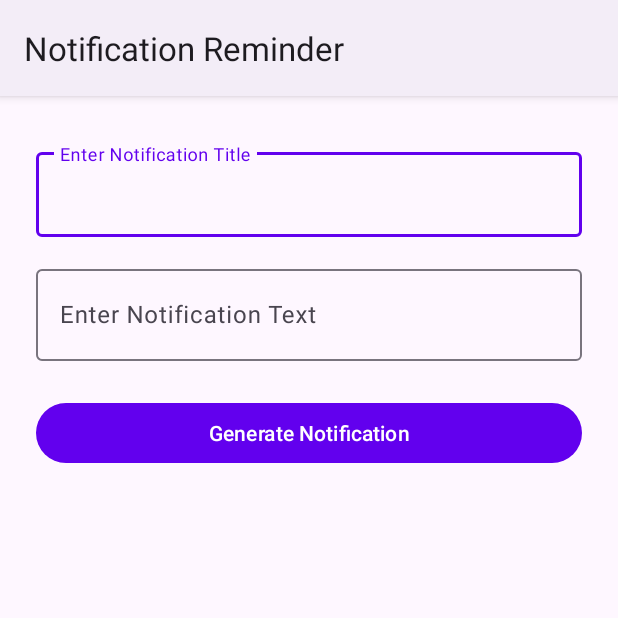
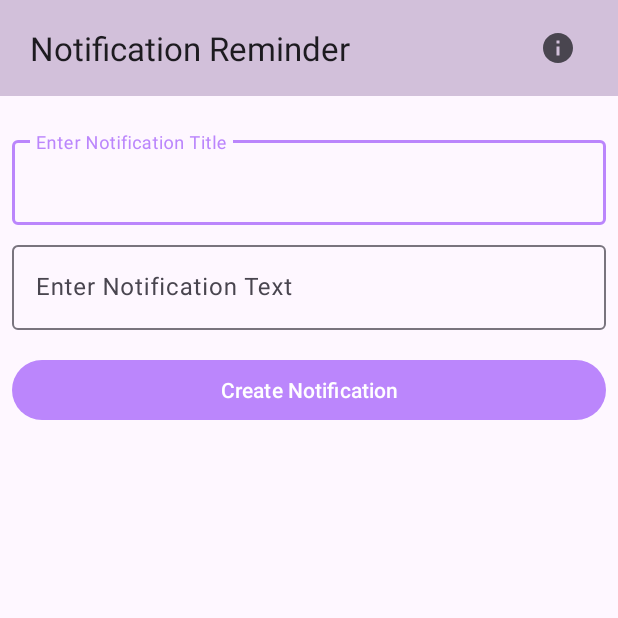
Before and after one commit to mr-woodapple/NotificationReminder, an Android app: the screen it shows after launch (MainActivity), on a phone screen of 412 x 824 dp, the top half of it. Run offline under Robolectric (Android 15) with nearby library versions, the phone set to English and light mode, and no system bars.

Commit message:
Updated to a custom app bar

```diff
--- a/app/src/main/java/com/example/notificationreminder/DisplayMessageActivity.java
+++ b/app/src/main/java/com/example/notificationreminder/DisplayMessageActivity.java
@@ -22,11 +22,11 @@ public class DisplayMessageActivity extends AppCompatActivity {
 
         // Get the Intent that started this activity and extract the string
         Intent intent = getIntent();
-        String message = intent.getStringExtra(MainActivity.EXTRA_MESSAGE);
+        //String message = intent.getStringExtra(MainActivity.EXTRA_MESSAGE);
 
         // Capture the layout's TextView and set the string as its text
         TextView textView = findViewById(R.id.textView);
-        textView.setText(message);
+        //textView.setText(message);
 
 
 
--- a/app/src/main/java/com/example/notificationreminder/MainActivity.java
+++ b/app/src/main/java/com/example/notificationreminder/MainActivity.java
@@ -1,6 +1,7 @@
 package com.example.notificationreminder;
 
 import androidx.appcompat.app.AppCompatActivity;
+import androidx.appcompat.widget.Toolbar;
 import androidx.core.app.NotificationCompat;
 import androidx.core.app.NotificationManagerCompat;
 
@@ -8,20 +9,29 @@ import android.app.NotificationChannel;
 import android.app.NotificationManager;
 import android.os.Build;
 import android.os.Bundle;
+import android.view.Menu;
+import android.view.MenuItem;
 import android.view.View;
 import android.content.Intent;
 import android.widget.Button;
 import android.widget.EditText;
+
+import com.google.android.material.textfield.TextInputLayout;
 
 
 public class MainActivity extends AppCompatActivity {
 
     @Override
     protected void onCreate(Bundle savedInstanceState) {
+
         super.onCreate(savedInstanceState);
         setContentView(R.layout.activity_main);
 
-        // Create notification channel if Android version > Oreo
+        /** Register toolbar as top app bar */
+        Toolbar topAppBar = (Toolbar) findViewById(R.id.topAppBar);
+        setSupportActionBar(topAppBar);
+
+        /** Create notification channel if Android version > Oreo */
         if (Build.VERSION.SDK_INT >= Build.VERSION_CODES.O) {
             // Get misc information
             CharSequence name = getString(R.string.channel_name);
@@ -38,26 +48,26 @@ public class MainActivity extends AppCompatActivity {
 
     }
 
-    // Where we store the input from the user to display in the second activity
-    public static final String EXTRA_MESSAGE = "com.example.NotificationReminder.MESSAGE";
-
-    // remove this?
-    Button notificationBtn;
+    // Set up the menu in the top bar
+    @Override
+    public boolean onCreateOptionsMenu(Menu menu) {
+        getMenuInflater().inflate(R.menu.top_app_bar, menu);
+        return true;
+    }
 
 
     /** Called when the user taps the "Create Notification" button */
     public void triggerNotification(View view) {
 
         // Get user input from the text inputs, clear after user has input his text
-        EditText editNotificationTitle = findViewById(R.id.InputNotificationTitle);
-        EditText editNotificationText = findViewById(R.id.InputNotificationText);
+        EditText editNotificationTitle = findViewById(R.id.inputNotificationTitle);
+        EditText editNotificationText = findViewById(R.id.inputNotificationText);
 
         String notificationTitle = editNotificationTitle.getText().toString();
         String notificationText = editNotificationText.getText().toString();
 
         editNotificationTitle.getText().clear();
         editNotificationText.getText().clear();
-
 
         // This is where the notification get's created
         NotificationCompat.Builder builder = new NotificationCompat.Builder(MainActivity.this, "defaultNotificationChannel")
--- a/app/src/main/res/drawable/ic_android_blue_24dp.xml
+++ b/app/src/main/res/drawable/ic_android_blue_24dp.xml
@@ -1,4 +1,4 @@
-<vector android:height="24dp" android:tint="#0088CC"
+<vector android:height="24dp" android:tint="@color/black"
     android:viewportHeight="24" android:viewportWidth="24"
     android:width="24dp" xmlns:android="http://schemas.android.com/apk/res/android">
     <path android:fillColor="#FF000000" android:pathData="M17.6,11.48 L19.44,8.3a0.63,0.63 0,0 0,-1.09 -0.63l-1.88,3.24a11.43,11.43 0,0 0,-8.94 0L5.65,7.67a0.63,0.63 0,0 0,-1.09 0.63L6.4,11.48A10.81,10.81 0,0 0,1 20L23,20A10.81,10.81 0,0 0,17.6 11.48ZM7,17.25A1.25,1.25 0,1 1,8.25 16,1.25 1.25,0 0,1 7,17.25ZM17,17.25A1.25,1.25 0,1 1,18.25 16,1.25 1.25,0 0,1 17,17.25Z"/>
--- /dev/null
+++ b/app/src/main/res/drawable/ic_history_24.xml
@@ -0,0 +1,10 @@
+<vector xmlns:android="http://schemas.android.com/apk/res/android"
+    android:width="24dp"
+    android:height="24dp"
+    android:viewportWidth="24"
+    android:viewportHeight="24"
+    android:tint="?attr/colorControlNormal">
+  <path
+      android:fillColor="@android:color/white"
+      android:pathData="M13,3c-4.97,0 -9,4.03 -9,9L1,12l3.89,3.89 0.07,0.14L9,12L6,12c0,-3.87 3.13,-7 7,-7s7,3.13 7,7 -3.13,7 -7,7c-1.93,0 -3.68,-0.79 -4.94,-2.06l-1.42,1.42C8.27,19.99 10.51,21 13,21c4.97,0 9,-4.03 9,-9s-4.03,-9 -9,-9zM12,8v5l4.28,2.54 0.72,-1.21 -3.5,-2.08L13.5,8L12,8z"/>
+</vector>
--- /dev/null
+++ b/app/src/main/res/drawable/ic_info_24.xml
@@ -0,0 +1,10 @@
+<vector xmlns:android="http://schemas.android.com/apk/res/android"
+    android:width="24dp"
+    android:height="24dp"
+    android:viewportWidth="24"
+    android:viewportHeight="24"
+    android:tint="?attr/colorControlNormal">
+  <path
+      android:fillColor="@android:color/white"
+      android:pathData="M12,2C6.48,2 2,6.48 2,12s4.48,10 10,10 10,-4.48 10,-10S17.52,2 12,2zM13,17h-2v-6h2v6zM13,9h-2L11,7h2v2z"/>
+</vector>
--- a/app/src/main/res/layout/activity_main.xml
+++ b/app/src/main/res/layout/activity_main.xml
@@ -6,54 +6,78 @@
     android:layout_height="match_parent"
     tools:context=".MainActivity">
 
-    <Button
-        android:id="@+id/notification_btn"
-        android:layout_width="0dp"
-        android:layout_height="wrap_content"
-        android:layout_marginStart="24dp"
-        android:layout_marginTop="24dp"
-        android:layout_marginEnd="24dp"
-        android:onClick="triggerNotification"
-        android:text="Generate Notification"
-        app:layout_constraintEnd_toEndOf="parent"
-        app:layout_constraintHorizontal_bias="0.0"
-        app:layout_constraintStart_toStartOf="parent"
-        app:layout_constraintTop_toBottomOf="@+id/textInputLayout2" />
-
-    <com.google.android.material.textfield.TextInputLayout
-        android:id="@+id/textInputLayout"
-        android:layout_width="0dp"
-        android:layout_height="wrap_content"
-        android:layout_marginStart="24dp"
-        android:layout_marginTop="32dp"
-        android:layout_marginEnd="24dp"
+    <!-- AppBarLayout -->
+    <com.google.android.material.appbar.AppBarLayout
+        android:id="@+id/appBarLayout"
+        android:layout_width="match_parent"
+        android:layout_height="64dp"
+        android:background="?attr/colorPrimaryVariant"
         app:layout_constraintEnd_toEndOf="parent"
         app:layout_constraintStart_toStartOf="parent"
         app:layout_constraintTop_toTopOf="parent">
 
+        <com.google.android.material.appbar.MaterialToolbar
+            android:id="@+id/topAppBar"
+            android:layout_width="match_parent"
+            android:layout_height="?attr/actionBarSize"
+            android:paddingStart="16dp"
+            android:paddingLeft="16dp"
+            android:paddingEnd="16dp"
+            android:paddingRight="16dp"
+            app:menu="@menu/top_app_bar"
+            app:title="@string/app_name" />
+
+    </com.google.android.material.appbar.AppBarLayout>
+
+
+    <com.google.android.material.textfield.TextInputLayout
+        android:id="@+id/inputNotificationTitleLayout"
+        android:layout_width="match_parent"
+        android:layout_height="wrap_content"
+        android:layout_marginStart="8dp"
+        android:layout_marginTop="24dp"
+        android:layout_marginEnd="8dp"
+        app:layout_constraintEnd_toEndOf="parent"
+        app:layout_constraintStart_toStartOf="parent"
+        app:layout_constraintTop_toBottomOf="@+id/appBarLayout">
+
         <com.google.android.material.textfield.TextInputEditText
-            android:id="@+id/InputNotificationTitle"
+            android:id="@+id/inputNotificationTitle"
+            android:hint="@string/hint_notification_title"
             android:layout_width="match_parent"
-            android:layout_height="wrap_content"
-            android:hint="@string/hint_notification_title" />
+            android:layout_height="wrap_content" />
     </com.google.android.material.textfield.TextInputLayout>
 
     <com.google.android.material.textfield.TextInputLayout
-        android:id="@+id/textInputLayout2"
+        android:id="@+id/inputNotificationTextLayout"
+        android:layout_width="match_parent"
+        android:layout_height="wrap_content"
+        android:layout_marginStart="8dp"
+        android:layout_marginTop="8dp"
+        android:layout_marginEnd="8dp"
+        android:hint="@string/hint_notification_text"
+        app:layout_constraintEnd_toEndOf="parent"
+        app:layout_constraintStart_toStartOf="parent"
+        app:layout_constraintTop_toBottomOf="@+id/inputNotificationTitleLayout">
+
+        <com.google.android.material.textfield.TextInputEditText
+            android:id="@+id/inputNotificationText"
+            android:layout_width="match_parent"
+            android:layout_height="wrap_content" />
+    </com.google.android.material.textfield.TextInputLayout>
+
+    <Button
+        android:id="@+id/button"
         android:layout_width="0dp"
         android:layout_height="wrap_content"
-        android:layout_marginStart="24dp"
+        android:layout_marginStart="8dp"
         android:layout_marginTop="16dp"
-        android:layout_marginEnd="24dp"
+        android:layout_marginEnd="8dp"
+        android:onClick="triggerNotification"
+        android:text="Create Notification"
         app:layout_constraintEnd_toEndOf="parent"
         app:layout_constraintStart_toStartOf="parent"
-        app:layout_constraintTop_toBottomOf="@+id/textInputLayout">
+        app:layout_constraintTop_toBottomOf="@+id/inputNotificationTextLayout" />
 
-        <com.google.android.material.textfield.TextInputEditText
-            android:id="@+id/InputNotificationText"
-            android:layout_width="match_parent"
-            android:layout_height="61dp"
-            android:hint="@string/hint_notification_text" />
-    </com.google.android.material.textfield.TextInputLayout>
 
 </androidx.constraintlayout.widget.ConstraintLayout>
--- /dev/null
+++ b/app/src/main/res/menu/top_app_bar.xml
@@ -0,0 +1,25 @@
+<menu xmlns:android="http://schemas.android.com/apk/res/android"
+    xmlns:app="http://schemas.android.com/apk/res-auto">
+
+    <!-- Add history for a later version
+    <item
+        android:id="@+id/action_history"
+        android:icon="@drawable/ic_history_24"
+        android:title="Favorite"
+        app:showAsAction="ifRoom"/>
+    -->
+
+    <item
+        android:id="@+id/action_info"
+        android:icon="@drawable/ic_info_24"
+        android:title="Information"
+        app:showAsAction="ifRoom"/>
+
+
+    <!-- Settings, should always be in the overflow, currently not in use
+    <item android:id="@+id/action_settings"
+        android:title="ActionSettings"
+        app:showAsAction="never"/>
+    -->
+
+</menu>
--- a/app/src/main/res/values-night/themes.xml
+++ b/app/src/main/res/values-night/themes.xml
@@ -1,16 +1,20 @@
 <resources xmlns:tools="http://schemas.android.com/tools">
     <!-- Base application theme. -->
-    <style name="Theme.NotificationReminder" parent="Theme.Material3.Dark">
+    <style name="Theme.NotificationReminder" parent="Theme.Material3.Dark.NoActionBar">
+
         <!-- Primary brand color. -->
         <item name="colorPrimary">@color/purple_200</item>
         <item name="colorPrimaryVariant">@color/purple_700</item>
         <item name="colorOnPrimary">@color/black</item>
+
         <!-- Secondary brand color. -->
         <item name="colorSecondary">@color/teal_200</item>
         <item name="colorSecondaryVariant">@color/teal_200</item>
         <item name="colorOnSecondary">@color/black</item>
+
         <!-- Status bar color. -->
-        <item name="android:statusBarColor" tools:targetApi="l">?attr/colorPrimaryVariant</item>
+        <item name="android:statusBarColor" tools:targetApi="l">?attr/colorPrimary</item>
+
         <!-- Customize your theme here. -->
     </style>
 </resources>
--- a/app/src/main/res/values/colors.xml
+++ b/app/src/main/res/values/colors.xml
@@ -7,4 +7,8 @@
     <color name="teal_700">#FF018786</color>
     <color name="black">#FF000000</color>
     <color name="white">#FFFFFFFF</color>
+
+    <!-- Custom colors -->
+    <color name="backgroundMutedPink">#FFD2C0DA</color>
+
 </resources>
--- a/app/src/main/res/values/strings.xml
+++ b/app/src/main/res/values/strings.xml
@@ -1,7 +1,7 @@
 <resources>
     <string name="app_name">Notification Reminder</string>
-    <string name="channel_description">Notification Description J</string>
-    <string name="channel_name">Notification Channel Name J</string>
+    <string name="channel_description">Notification Description</string>
+    <string name="channel_name">Notification Channel Name</string>
     <string name="hint_notification_title">Enter Notification Title</string>
     <string name="hint_notification_text">Enter Notification Text</string>
     <string name="delete">Löschen</string>
--- a/app/src/main/res/values/themes.xml
+++ b/app/src/main/res/values/themes.xml
@@ -1,16 +1,20 @@
 <resources xmlns:tools="http://schemas.android.com/tools">
     <!-- Base application theme. -->
-    <style name="Theme.NotificationReminder" parent="Theme.Material3.Light">
+    <style name="Theme.NotificationReminder" parent="Theme.Material3.Light.NoActionBar">
+
         <!-- Primary brand color. -->
-        <item name="colorPrimary">@color/purple_500</item>
-        <item name="colorPrimaryVariant">@color/purple_700</item>
+        <item name="colorPrimary">@color/purple_200</item>
+        <item name="colorPrimaryVariant">@color/backgroundMutedPink</item>
         <item name="colorOnPrimary">@color/white</item>
+
         <!-- Secondary brand color. -->
         <item name="colorSecondary">@color/teal_200</item>
         <item name="colorSecondaryVariant">@color/teal_700</item>
         <item name="colorOnSecondary">@color/black</item>
+
         <!-- Status bar color. -->
-        <item name="android:statusBarColor" tools:targetApi="l">?attr/colorPrimaryVariant</item>
+        <item name="android:statusBarColor" tools:targetApi="l">@color/backgroundMutedPink</item>
+
         <!-- Customize your theme here. -->
     </style>
 </resources>
```
Also changed, not shown: app/src/main/AndroidManifest.xml (+6 -2 lines).
